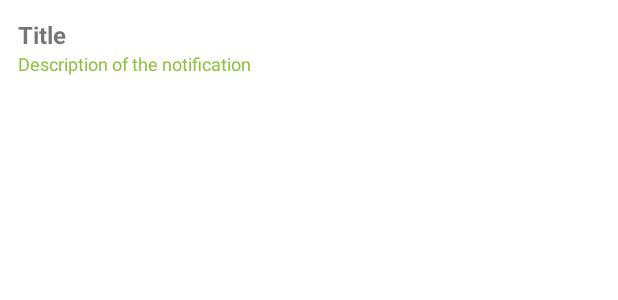
After one commit to pizzandreea/EcoSurvey-Mobile-app, an Android app: the layout notification.xml on its own in the app's theme, with its tools: preview values and no code run, on a phone screen of 412 x 824 dp. The commit adds this screen. Shown: the top 300 px of the screen. Run offline under Robolectric (Android 15) with nearby library versions, the phone set to English and light mode, and no system bars.

Commit message:
Push notifications with firebase

```diff
--- /dev/null
+++ b/app/src/main/res/layout/notification.xml
@@ -0,0 +1,47 @@
+<?xml version="1.0" encoding="utf-8"?>
+<RelativeLayout xmlns:android="http://schemas.android.com/apk/res/android"
+    xmlns:tools="http://schemas.android.com/tools"
+    android:layout_width="match_parent"
+    android:layout_height="wrap_content">
+
+    <RelativeLayout
+        android:layout_width="match_parent"
+        android:layout_height="match_parent"
+        android:padding="2dp"
+        tools:ignore="UselessParent">
+
+<!--        <ImageView-->
+<!--            android:id="@+id/app_logo"-->
+<!--            android:layout_width="50dp"-->
+<!--            android:layout_height="50dp"-->
+<!--            android:layout_marginStart="10dp"-->
+<!--            android:layout_marginTop="10dp"-->
+
+<!--            android:src="@drawable/logotransparent"-->
+<!--            android:contentDescription="@string/app_logo" />-->
+
+        <TextView
+            android:id="@+id/notificationTitle"
+            android:layout_width="wrap_content"
+            android:layout_height="wrap_content"
+            android:text="Title"
+            android:textSize="16sp"
+            android:textStyle="bold"
+            android:layout_marginStart="10dp"
+            android:layout_marginTop="10dp"
+            />
+
+        <TextView
+            android:id="@+id/notificationDescription"
+            android:layout_width="wrap_content"
+            android:layout_height="wrap_content"
+            android:text="Description of the notification"
+            android:textSize="12sp"
+            android:textColor="@color/green"
+            android:layout_below="@id/notificationTitle"
+            android:layout_marginStart="10dp"
+            />
+    </RelativeLayout>
+
+
+</RelativeLayout>
--- a/app/src/main/res/values/strings.xml
+++ b/app/src/main/res/values/strings.xml
@@ -2,6 +2,7 @@
     <string name="app_name">SurveyApp</string>
     <string name="open">Open</string>
     <string name="close">Close</string>
-    <!-- TODO: Remove or change this placeholder text -->
+    <string name="default_notification_channel_id">com.example.surveyapp</string>
     <string name="hello_blank_fragment">Hello blank fragment</string>
+    <string name="app_logo">App logo</string>
 </resources>
--- a/build.gradle
+++ b/build.gradle
@@ -15,4 +15,5 @@
     id 'com.android.application' version '7.4.2' apply false
     id 'com.android.library' version '7.4.2' apply false
     id 'org.jetbrains.kotlin.android' version '1.8.0' apply false
+    id 'com.google.gms.google-services' version '4.3.10' apply false
 }
```
Also changed, not shown: app/build.gradle (+9 -0 lines), app/src/main/AndroidManifest.xml (+19 -0 lines), app/src/main/java/com/example/surveyapp/Classes/MyFirebaseMessagingService.kt (added, +81 -0 lines), app/src/main/java/com/example/surveyapp/LoginActivity.kt (+40 -1 lines), app/src/main/java/com/example/surveyapp/MainActivity.kt (+20 -8 lines), app/src/main/java/com/example/surveyapp/Session/LoginPref.kt (added, +66 -0 lines).
